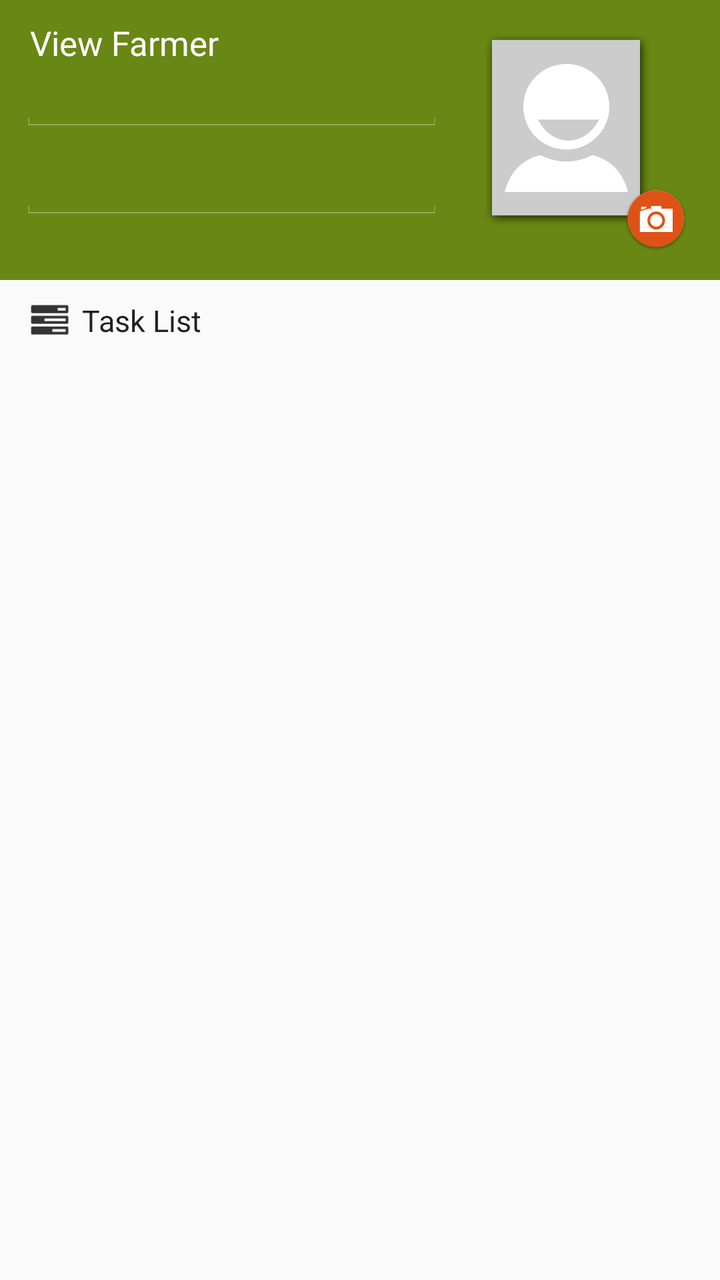
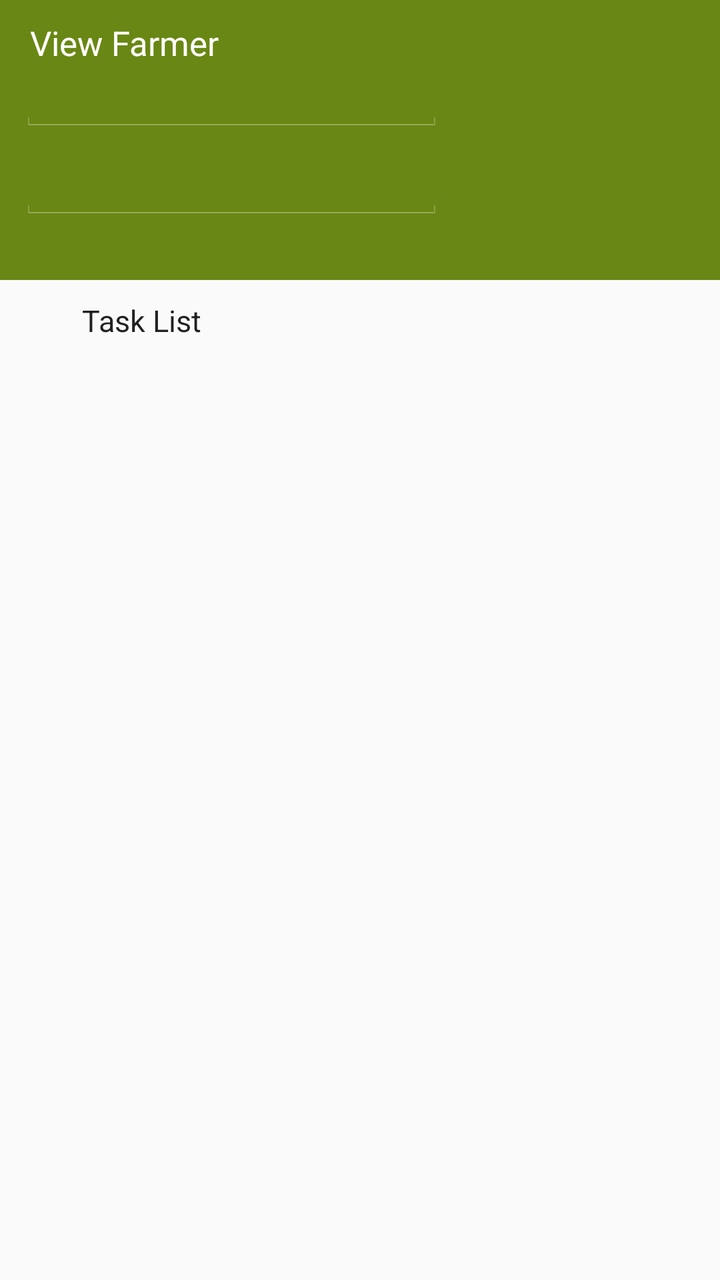

Compare the two renders of this Android layout. The source of the first and the diff that turns it into the second are given below.
<!-- AndroidManifest.xml: application theme AppCompactTheme -->
<!-- res/layout/activity_view_farmer.xml -->
<RelativeLayout xmlns:android="http://schemas.android.com/apk/res/android"
    xmlns:tools="http://schemas.android.com/tools" android:layout_width="match_parent"
    android:layout_height="match_parent"
    android:background="@color/ofis_page_background"
    tools:context="com.olam.digital.ofis.ViewFarmerActivity"
    tools:ignore="Overdraw">

    <ImageView
        android:layout_width="match_parent"
        android:layout_height="140dp"
        android:id="@+id/topSectionBackground"
        android:background="@color/ofis_farmer_screen_actions_background"
        android:contentDescription="@string/cd_topSectionColour" />

    
    <LinearLayout
        android:orientation="horizontal"
        android:layout_width="match_parent"
        android:layout_height="match_parent"
        android:layout_below="@+id/topSectionBackground"
        android:baselineAligned="false">

        <LinearLayout
            android:orientation="vertical"
            android:layout_width="0dp"
            android:layout_height="match_parent"
            android:id="@+id/bottomSection"
            android:layout_weight="1"
            tools:ignore="UselessParent">

            <LinearLayout
                android:orientation="horizontal"
                android:layout_width="match_parent"
                android:layout_height="wrap_content"
                android:paddingStart="15dp"
                android:paddingLeft="15dp"
                android:paddingRight="0dp"
                android:paddingEnd="0dp"
                android:paddingTop="10dp"
                android:paddingBottom="5dp">

                <ImageView
                    android:layout_width="20dp"
                    android:layout_height="27dp"
                    android:scaleType="fitStart"
                    android:contentDescription="@string/ofis_cd_info_icon"
                    android:layout_gravity="center_vertical"
                    android:id="@+id/imageView2"
                    android:src="@drawable/ic_task_list_icon" />

                <TextView
                    android:layout_width="wrap_content"
                    android:layout_height="27dp"
                    android:text="@string/Task_list_header"
                    android:layout_gravity="top"
                    android:id="@+id/textView4"
                    android:paddingLeft="6dp"
                    android:paddingRight="6dp"
                    android:textColor="@color/ofis_list_header_text"
                    android:textSize="@dimen/ofis_med_text"
                    android:gravity="top|center_vertical"/>
            </LinearLayout>

            <ListView
                android:id="@+id/list"
                android:layout_width="match_parent"
                android:layout_height="wrap_content"
                android:divider="@android:color/transparent"
                android:dividerHeight="0dp" />
        </LinearLayout>

    </LinearLayout>

    


    <LinearLayout
        android:orientation="horizontal"
        android:layout_width="match_parent"
        android:layout_height="wrap_content"
        android:id="@+id/topSection"
        android:baselineAligned="false"
        android:paddingBottom="0dp"
        android:layout_margin="0dp">

        
        <LinearLayout
            android:orientation="vertical"
            android:layout_width="match_parent"
            android:layout_height="wrap_content"
            android:layout_weight="1"
            android:paddingLeft="10dp"
            android:paddingTop="10dp"
            android:paddingRight="10dp"
            android:paddingBottom="5dp">

            <TextView
                android:layout_width="wrap_content"
                android:layout_height="wrap_content"
                android:text="@string/View_Farmer"
                android:id="@+id/pageTitle"
                android:textColor="@color/ofis_base_font_white"
                android:textSize="@dimen/ofis_large_text"
                android:paddingRight="0dp"
                android:paddingEnd="0dp"
                android:paddingLeft="5dp"
                android:maxLines="1" />


            <TextView
                android:layout_width="match_parent"
                android:layout_height="wrap_content"
                android:textSize="@dimen/ofis_input_field_text"
                android:id="@+id/viewFarmerFarmerName"
                android:textColor="@color/ofis_base_font_white"
                android:background="@drawable/ofis_edit_text_holo_dark"
                android:layout_marginBottom="@dimen/ofis_input_field_bottom_margin"
                android:maxLines="1" />


            <TextView
                android:layout_width="match_parent"
                android:layout_height="wrap_content"
                android:textSize="@dimen/ofis_input_field_text"
                android:id="@+id/viewFarmerOlamFarmerID"
                android:textColor="@color/ofis_base_font_white"
                android:background="@drawable/ofis_edit_text_holo_dark"
                android:layout_marginBottom="@dimen/ofis_input_field_bottom_margin"
                android:maxLines="1" />

        </LinearLayout>
        
        <RelativeLayout
            android:orientation="horizontal"
            android:layout_width="match_parent"
            android:layout_height="match_parent"
            android:layout_weight="1.8"
            android:paddingTop="10dp"
            android:paddingLeft="10dp"
            android:paddingRight="@dimen/activity_horizontal_margin"
            android:paddingEnd="@dimen/activity_horizontal_margin"
            android:id="@+id/wrapper_farmerPhoto">

            <ImageView
                android:layout_width="84dp"
                android:layout_height="112dp"
                android:contentDescription="@string/Farmer_Photo"
                android:id="@+id/viewFarmerFarmerPhoto"
                android:src="@drawable/empty_farmer_photo"
                android:background="@android:color/transparent"
                android:scaleType="fitStart"
                android:layout_alignParentLeft="false"
                android:layout_alignParentStart="false"
                android:layout_alignParentBottom="true"/>

            <ImageButton
                android:layout_width="@dimen/standard_button_width_height"
                android:layout_height="@dimen/standard_button_width_height"
                android:id="@+id/farmerPhotoActionButton"
                android:contentDescription="@string/Camera"
                android:src="@drawable/ic_actionbutton_camera"
                android:layout_alignParentEnd="false"
                android:layout_alignParentBottom="true"
                android:layout_alignParentRight="true"
                android:padding="0dp"
                android:adjustViewBounds="false"
                android:background="@android:color/transparent"
                android:scaleType="fitXY" />
        </RelativeLayout>

    </LinearLayout>
   

    
    <RelativeLayout
        android:layout_width="match_parent"
        android:layout_height="match_parent"
        android:id="@+id/phoneNumbersHolder"
        android:orientation="vertical"
        android:layout_margin="@dimen/ofis_input_field_bottom_margin"
        android:background="@drawable/border_white_background"
        android:visibility="gone">

        <LinearLayout
            android:layout_width="match_parent"
            android:layout_height="wrap_content"
            android:paddingLeft="@dimen/ofis_med_pad"
            android:paddingRight="@dimen/ofis_med_pad"
            android:paddingTop="@dimen/ofis_med_pad"
            android:paddingBottom="@dimen/ofis_med_pad"
            android:orientation="horizontal"
            android:weightSum="10"
            android:background="@drawable/bottom_border"
            android:id="@+id/phoneNumbersDialogHeader">

            <TextView
                android:layout_width="match_parent"
                android:layout_height="wrap_content"
                android:textColor="@color/ofis_text_field"
                android:textSize="@dimen/ofis_small_text"
                android:text="@string/PhoneNumbers"
                android:textAllCaps="true"
                android:textStyle="bold"
                android:layout_weight="9"
                android:layout_gravity="start|top"/>

            <ImageButton
                android:layout_width="wrap_content"
                android:layout_height="match_parent"
                android:id="@+id/phonenumbersCloseButton"
                android:src="@drawable/ic_consent_close"
                android:background="@android:color/transparent"
                android:layout_weight="1"
                android:layout_gravity="end|top"
                android:contentDescription="@string/ofis_switch_text_no"
                android:scaleType="fitStart" />
        </LinearLayout>

        <ScrollView
            android:layout_width="match_parent"
            android:layout_height="wrap_content"
            android:padding="@dimen/ofis_med_pad"
            android:layout_below="@+id/phoneNumbersDialogHeader"
            android:layout_above="@+id/phoneNumbersDialogFooter">

            <LinearLayout
                android:layout_width="match_parent"
                android:layout_height="wrap_content"
                android:orientation="vertical">

                <LinearLayout
                    android:layout_width="match_parent"
                    android:layout_height="wrap_content"
                    android:orientation="horizontal"
                    android:id="@+id/phonenumbersouter"
                    android:weightSum="12"
                    android:baselineAligned="false"
                    tools:ignore="UselessParent">

                    <LinearLayout
                        android:layout_width="0dp"
                        android:layout_height="wrap_content"
                        android:orientation="vertical"
                        android:layout_weight="10.8"
                        android:id="@+id/phonenumbersinner">

                        <LinearLayout
                            android:layout_width="match_parent"
                            android:layout_height="wrap_content"
                            android:orientation="horizontal"
                            android:weightSum="12">

                            <TextView
                                android:layout_width="0dp"
                                android:layout_height="wrap_content"
                                android:layout_weight="5"
                                android:text="@string/main_number"
                                android:textSize="@dimen/ofis_small_text"
                                android:textAllCaps="true"
                                android:textStyle="bold"
                                />

                            <TextView
                                android:layout_width="0dp"
                                android:layout_height="wrap_content"
                                android:layout_weight="6.5"
                                android:text="@string/PhoneNumberHint"
                                android:textSize="@dimen/ofis_small_text"
                                android:textAllCaps="true"
                                android:textStyle="bold"
                                android:paddingLeft="@dimen/ofis_micro_pad"
                                />

                        </LinearLayout>

                        <LinearLayout
                            android:layout_width="match_parent"
                            android:layout_height="wrap_content"
                            android:orientation="vertical"
                            android:animateLayoutChanges="true"
                            android:id="@+id/phonenumbers">

                        </LinearLayout>

                    </LinearLayout>

                    <LinearLayout
                        android:layout_width="0dp"
                        android:layout_height="match_parent"
                        android:orientation="vertical"
                        android:layout_weight="1.2"
                        android:gravity="bottom|right">

                        <ImageButton
                            android:layout_width="@dimen/small_button_width_height"
                            android:layout_height="@dimen/small_button_width_height"
                            android:id="@+id/addNumber"
                            android:src="@drawable/ic_ofis_add"
                            android:scaleType="fitXY"
                            android:background="@android:color/transparent"
                            android:layout_marginRight="@dimen/ofis_bottom_section_padding_horizontal"
                            android:layout_marginTop="@dimen/phone_number_plus_offset"
                            android:contentDescription="@string/Add"
                            />

                    </LinearLayout>

                </LinearLayout>

            </LinearLayout>
        </ScrollView>

        <LinearLayout
            android:layout_width="match_parent"
            android:layout_height="wrap_content"
            android:orientation="horizontal"
            android:id="@+id/phoneNumbersDialogFooter"
            android:padding="@dimen/ofis_med_pad"
            android:layout_alignParentBottom="true"
            android:gravity="right">

            <Button
                android:layout_width="wrap_content"
                android:layout_height="wrap_content"
                android:text="@string/Save"
                android:id="@+id/phonenumbersSave"
                android:background="@color/ofis_action_button_background"
                android:textColor="@color/ofis_base_font_white"
                android:paddingLeft="15dp"
                android:paddingRight="15dp"/>

        </LinearLayout>

    </RelativeLayout>

</RelativeLayout>
<!-- resources referenced by this layout -->
<resources>
  <color name="ofis_action_button_background">#dc582a</color>
  <color name="ofis_base_font_white">#ffffff</color>
  <color name="ofis_farmer_screen_actions_background">#698714</color>
  <color name="ofis_list_header_text">#DE000000</color>
  <color name="ofis_page_background">#fffafafa</color>
  <color name="ofis_text_field">#DE000000</color>
  <dimen name="activity_horizontal_margin">16dp</dimen>
  <dimen name="ofis_bottom_section_padding_horizontal">5dp</dimen>
  <dimen name="ofis_input_field_bottom_margin">10dp</dimen>
  <dimen name="ofis_input_field_text">14sp</dimen>
  <dimen name="ofis_large_text">17sp</dimen>
  <dimen name="ofis_med_pad">8dp</dimen>
  <dimen name="ofis_med_text">15sp</dimen>
  <dimen name="ofis_micro_pad">2dp</dimen>
  <dimen name="ofis_small_text">13sp</dimen>
  <dimen name="phone_number_plus_offset">-28dp</dimen>
  <dimen name="small_button_width_height">24dp</dimen>
  <dimen name="standard_button_width_height">32dp</dimen>
  <!-- drawable border_white_background (drawable) -->
  <?xml version="1.0" encoding="utf-8"?>
  <shape xmlns:android="http://schemas.android.com/apk/res/android" android:shape="rectangle">
      <solid android:color="@color/ofis_base_font_white" />
      <stroke
          android:width="1dip"
          android:color="@color/ofis_input_field_separator" />
  </shape>
  <string name="Add">Add</string>
  <string name="Camera">Camera</string>
  <string name="Farmer_Photo">Farmer Photo</string>
  <string name="PhoneNumberHint">Phone Number</string>
  <string name="PhoneNumbers">Phone Numbers</string>
  <string name="Save">Save</string>
  <string name="Task_list_header">Task List</string>
  <string name="View_Farmer">View Farmer</string>
  <string name="cd_topSectionColour">Coloured background for section</string>
  <string name="main_number">Main?</string>
  <string name="ofis_cd_info_icon">Information icon</string>
  <string name="ofis_switch_text_no">No</string>
  <style name="AppCompactTheme" parent="Theme.AppCompat.Light">
          
          <item name="android:spinnerStyle">@android:style/Widget.Holo.Light.Spinner</item>
          <item name="android:spinnerItemStyle">@style/SpinnerItem</item>
          <item name="android:spinnerDropDownItemStyle">@style/SpinnerItem.DropDownItem</item>
          <item name="android:dropDownListViewStyle">@style/StandardSpinner</item>
          <item name="android:actionBarStyle">@style/AppTheme.ActionBarStyle</item>
      </style>
  <color name="ofis_input_field_separator">#26000000</color>
  <style name="SpinnerItem" parent="Widget.AppCompat.TextView.SpinnerItem">
          <item name="android:textColor">@color/ofis_base_font_white</item>
          <item name="android:textSize">@dimen/ofis_spinner_text</item>
      </style>
  <style name="SpinnerItem.DropDownItem" parent="Widget.AppCompat.Light.DropDownItem.Spinner">
          <item name="android:textColor">@color/ofis_text_field</item>
          <item name="android:background">@color/ofis_spinner_item_background</item>
      </style>
  <style name="StandardSpinner" parent="Widget.AppCompat.ListView.DropDown">
          <item name="android:dividerHeight">@dimen/ofis_spinner_itemseparator</item>
          <item name="android:divider">@color/ofis_spinner_divider</item>
      </style>
  <style name="AppTheme.ActionBarStyle" parent="Theme.AppCompat.Light">
          <item name="android:titleTextStyle">@style/AppTheme.ActionBar.TitleTextStyle</item>
      </style>
  <dimen name="ofis_spinner_text">14sp</dimen>
  <color name="ofis_spinner_item_background">@color/ofis_actionbar_background</color>
  <dimen name="ofis_spinner_itemseparator">1dp</dimen>
  <color name="ofis_spinner_divider">#ff333333</color>
  <style name="AppTheme.ActionBar.TitleTextStyle" parent="android:TextAppearance">
          <item name="android:textSize">@dimen/ofis_med_text</item>
      </style>
  <color name="ofis_actionbar_background">#dddddd</color>
  <!-- unchanged entries left out for length: 12 -->
</resources>

<!-- the commit's change to res/layout/activity_view_farmer.xml (unified diff, before → after) -->
@@ -1,4 +1,5 @@
 <RelativeLayout xmlns:android="http://schemas.android.com/apk/res/android"
+    xmlns:app="http://schemas.android.com/apk/res-auto"
     xmlns:tools="http://schemas.android.com/tools" android:layout_width="match_parent"
     android:layout_height="match_parent"
     android:background="@color/ofis_page_background"
@@ -46,7 +47,7 @@
                     android:contentDescription="@string/ofis_cd_info_icon"
                     android:layout_gravity="center_vertical"
                     android:id="@+id/imageView2"
-                    android:src="@drawable/ic_task_list_icon" />
+                    app:srcCompat="@drawable/ic_task_list_icon" />
 
                 <TextView
                     android:layout_width="wrap_content"
@@ -146,7 +147,7 @@
                 android:layout_height="112dp"
                 android:contentDescription="@string/Farmer_Photo"
                 android:id="@+id/viewFarmerFarmerPhoto"
-                android:src="@drawable/empty_farmer_photo"
+                app:srcCompat="@drawable/empty_farmer_photo"
                 android:background="@android:color/transparent"
                 android:scaleType="fitStart"
                 android:layout_alignParentLeft="false"
@@ -158,7 +159,7 @@
                 android:layout_height="@dimen/standard_button_width_height"
                 android:id="@+id/farmerPhotoActionButton"
                 android:contentDescription="@string/Camera"
-                android:src="@drawable/ic_actionbutton_camera"
+                app:srcCompat="@drawable/ic_actionbutton_camera"
                 android:layout_alignParentEnd="false"
                 android:layout_alignParentBottom="true"
                 android:layout_alignParentRight="true"
@@ -208,7 +209,7 @@
                 android:layout_width="wrap_content"
                 android:layout_height="match_parent"
                 android:id="@+id/phonenumbersCloseButton"
-                android:src="@drawable/ic_consent_close"
+                app:srcCompat="@drawable/ic_consent_close"
                 android:background="@android:color/transparent"
                 android:layout_weight="1"
                 android:layout_gravity="end|top"
@@ -295,7 +296,7 @@
                             android:layout_width="@dimen/small_button_width_height"
                             android:layout_height="@dimen/small_button_width_height"
                             android:id="@+id/addNumber"
-                            android:src="@drawable/ic_ofis_add"
+                            app:srcCompat="@drawable/ic_ofis_add"
                             android:scaleType="fitXY"
                             android:background="@android:color/transparent"
                             android:layout_marginRight="@dimen/ofis_bottom_section_padding_horizontal"
<!-- resource entries referenced after the edit -->
@@ -40,11 +40,13 @@
   <string name="ofis_switch_text_no">No</string>
   <style name="AppCompactTheme" parent="Theme.AppCompat.Light">
           
-          <item name="android:spinnerStyle">@android:style/Widget.Holo.Light.Spinner</item>
+          <item name="spinnerStyle">@android:style/Widget.Holo.Light.Spinner</item>
           <item name="android:spinnerItemStyle">@style/SpinnerItem</item>
-          <item name="android:spinnerDropDownItemStyle">@style/SpinnerItem.DropDownItem</item>
-          <item name="android:dropDownListViewStyle">@style/StandardSpinner</item>
-          <item name="android:actionBarStyle">@style/AppTheme.ActionBarStyle</item>
+          <item name="spinnerDropDownItemStyle">@style/SpinnerItem.DropDownItem</item>
+          <item name="dropDownListViewStyle">@style/StandardSpinner</item>
+  
+          <item name="actionBarStyle">@style/AppTheme.ActionBarStyle</item>
+  
       </style>
   <color name="ofis_input_field_separator">#26000000</color>
   <style name="SpinnerItem" parent="Widget.AppCompat.TextView.SpinnerItem">
@@ -53,21 +55,22 @@
       </style>
   <style name="SpinnerItem.DropDownItem" parent="Widget.AppCompat.Light.DropDownItem.Spinner">
           <item name="android:textColor">@color/ofis_text_field</item>
-          <item name="android:background">@color/ofis_spinner_item_background</item>
+          <item name="background">@color/ofis_spinner_item_background</item>
       </style>
   <style name="StandardSpinner" parent="Widget.AppCompat.ListView.DropDown">
           <item name="android:dividerHeight">@dimen/ofis_spinner_itemseparator</item>
-          <item name="android:divider">@color/ofis_spinner_divider</item>
+          <item name="divider">@color/ofis_spinner_divider</item>
       </style>
   <style name="AppTheme.ActionBarStyle" parent="Theme.AppCompat.Light">
-          <item name="android:titleTextStyle">@style/AppTheme.ActionBar.TitleTextStyle</item>
+          <item name="titleTextStyle">@style/AppTheme.ActionBar.TitleTextStyle</item>
       </style>
   <dimen name="ofis_spinner_text">14sp</dimen>
   <color name="ofis_spinner_item_background">@color/ofis_actionbar_background</color>
   <dimen name="ofis_spinner_itemseparator">1dp</dimen>
   <color name="ofis_spinner_divider">#ff333333</color>
   <style name="AppTheme.ActionBar.TitleTextStyle" parent="android:TextAppearance">
-          <item name="android:textSize">@dimen/ofis_med_text</item>
+          <item name="android:textSize">@dimen/ofis_large_text</item>
+          <item name="android:textStyle">bold</item>
       </style>
   <color name="ofis_actionbar_background">#dddddd</color>
   <!-- unchanged entries left out for length: 12 -->
